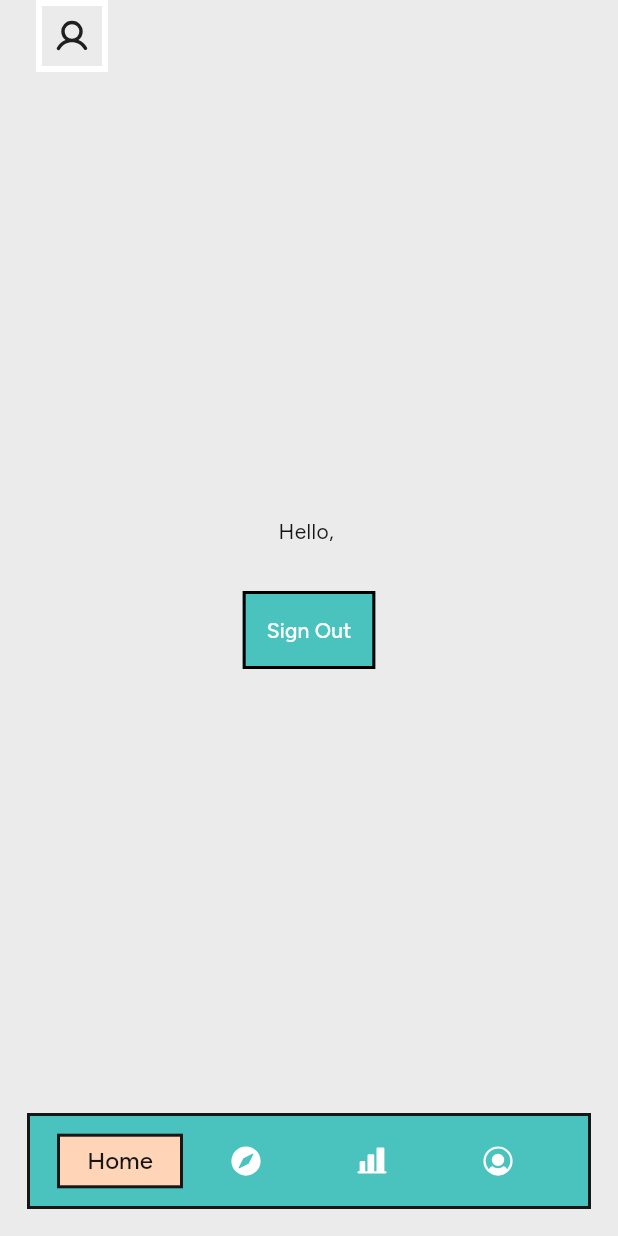
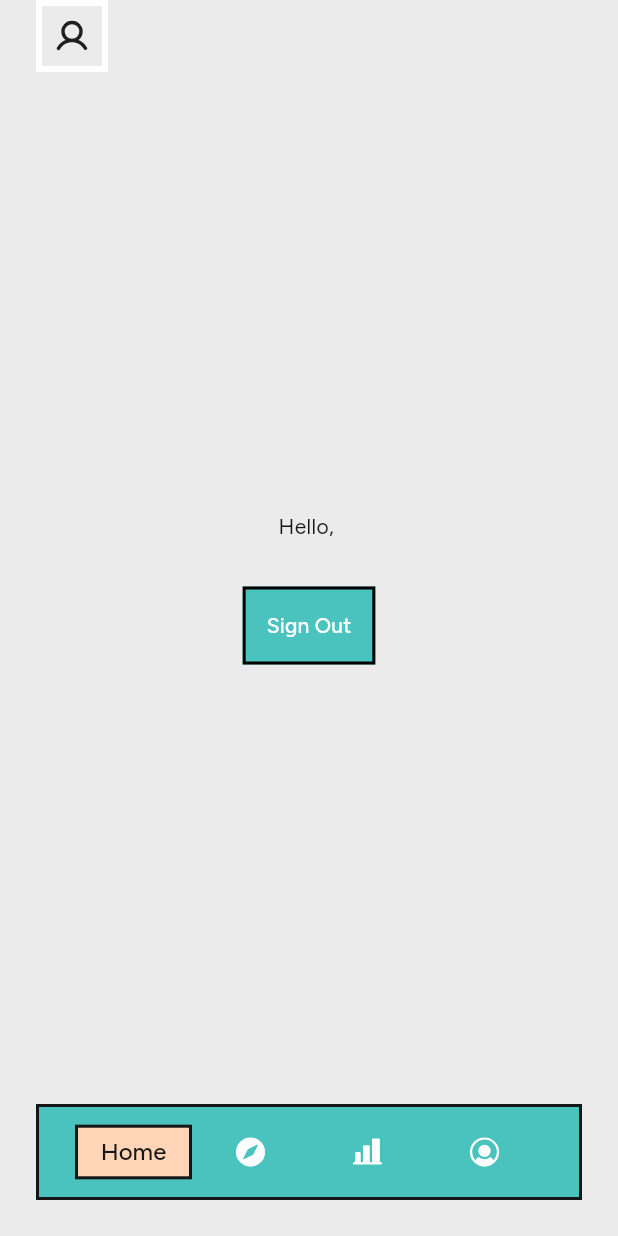
Before and after one commit to gettoknowdavid/pureair_v2, a Flutter app: the screen it shows once a user with an empty profile is signed in, on a phone screen of 412 x 824 dp. Run offline on Flutter 3.47's test engine with Material 3 defaults, Android fonts, the phone set to English and light mode, and no system bars; our stand-ins replace cached_network_image, dartz, firebase_auth, firebase_core, flutter_hooks, freezed_annotation and 6 more; accounts and stored records are empty; generated files the repository leaves out were written again; statements that could not run were skipped.

Commit message:
change global side padding to 24

```diff
--- a/lib/src/core/constants/pure_air_sizes.dart
+++ b/lib/src/core/constants/pure_air_sizes.dart
@@ -1,9 +1,9 @@
 import 'package:flutter/material.dart';
 
-const double kGlobalPadding = 18;
-const EdgeInsets kAllPadding18 = EdgeInsets.all(18);
+const double kGlobalPadding = 24;
+const EdgeInsets kAllPadding18 = EdgeInsets.all(24);
 const EdgeInsets kHorizontalPadding8 = EdgeInsets.symmetric(horizontal: 8);
-const EdgeInsets kHorizontalPadding18 = EdgeInsets.symmetric(horizontal: 18);
+const EdgeInsets kHorizontalPadding24 = EdgeInsets.symmetric(horizontal: 24);
 const EdgeInsets kVerticalPadding18 = EdgeInsets.symmetric(vertical: 18);
 
 /// The width of the screen minus the global padding (18px) for both sides
--- a/lib/src/shared/layout/presentation/pure_air_bottom_navigation_bar.dart
+++ b/lib/src/shared/layout/presentation/pure_air_bottom_navigation_bar.dart
@@ -20,8 +20,8 @@ class PureAirBottomNavigationBar extends StatelessWidget {
     final itemWidth = (size.width - kBottomNavigationBarPadding) / 4;
 
     return Container(
-      padding: kHorizontalPadding18,
-      margin: const EdgeInsets.fromLTRB(18, 0, 18, 18),
+      padding: kHorizontalPadding24,
+      margin: const EdgeInsets.fromLTRB(24, 0, 24, 24),
       decoration: BoxDecoration(
         color: colors.primary,
         border: Border.all(width: 2, color: colors.onSurface),
```
